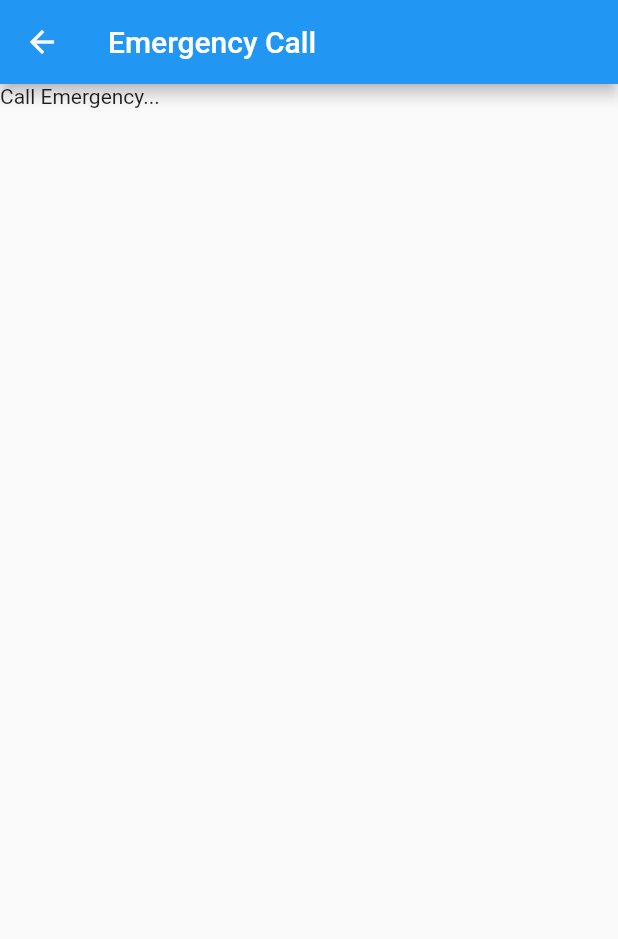
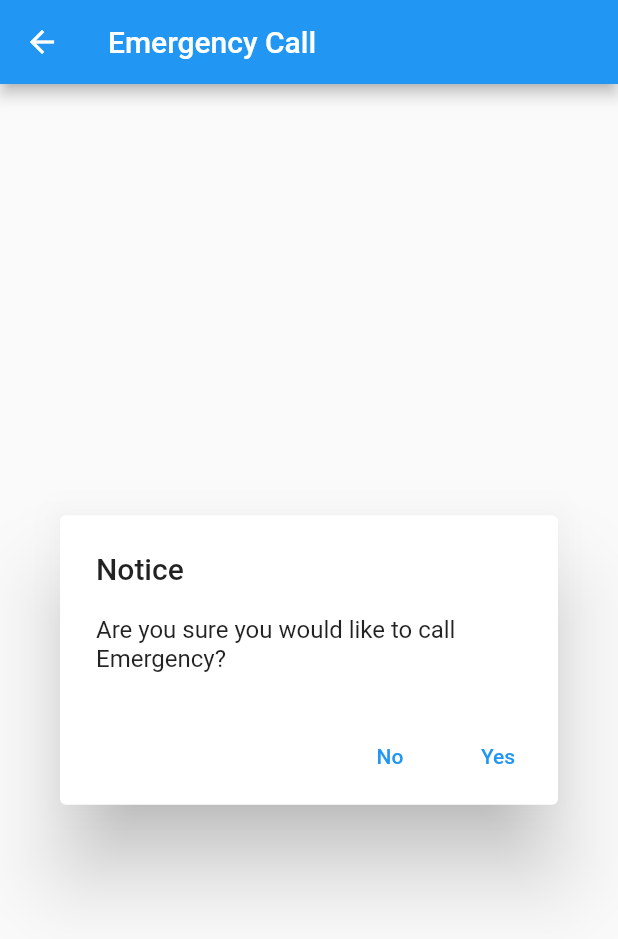
Before and after one commit to Seb-SB/KIT302-frith, a Flutter app: the EmergencyPhone screen opened directly, on a phone screen of 412 x 824 dp. Shown: the top 939 px of the screen. Run offline on Flutter 3.47's test engine with Material 2 defaults, Android fonts, the light colour scheme and no system bars; our stand-ins replace camera, url_launcher_web.

Commit message:
Update emergencyphone.dart

```diff
--- a/frith-mobile/flutter_application_frith/lib/emergency/emergencyphone.dart
+++ b/frith-mobile/flutter_application_frith/lib/emergency/emergencyphone.dart
@@ -13,7 +13,7 @@ class EmergencyPhone extends StatefulWidget {
 
 class _EmergencyPhoneState extends State<EmergencyPhone> {
   String get phone => '000';
-  //电话
+  //call 000
   String url  = "tel:000";
 
   @override
@@ -24,11 +24,28 @@ class _EmergencyPhoneState extends State<EmergencyPhone> {
           ),
       body: Container(
           child: GestureDetector(
-              onTap: () {
-                //拨打电话
-              launch(url);
-              },
-              child: Text("Call Emergency..."))),
+              child: AlertDialog(
+                title: Text("Notice"),
+                content: Text("Are you sure you would like to call Emergency?"),
+                actions: <Widget>[
+                  TextButton(
+
+                    child: Text("No"),
+                    onPressed: () => Navigator.of(context).pop(),
+                  ),
+                  TextButton(
+                    child: Text("Yes"),
+                    onPressed: () {
+                      launch(url);
+                      //Navigator.push(
+                      //   context,
+                      //    MaterialPageRoute(builder: (context) => const (SecLogin))); //go back to security login page SecLogin
+                   },
+                  ),
+                ],
+              ), // This trailing comma makes auto-formatting nicer for build methods.
+            ),
+          ),
     );
   }
 }
```
